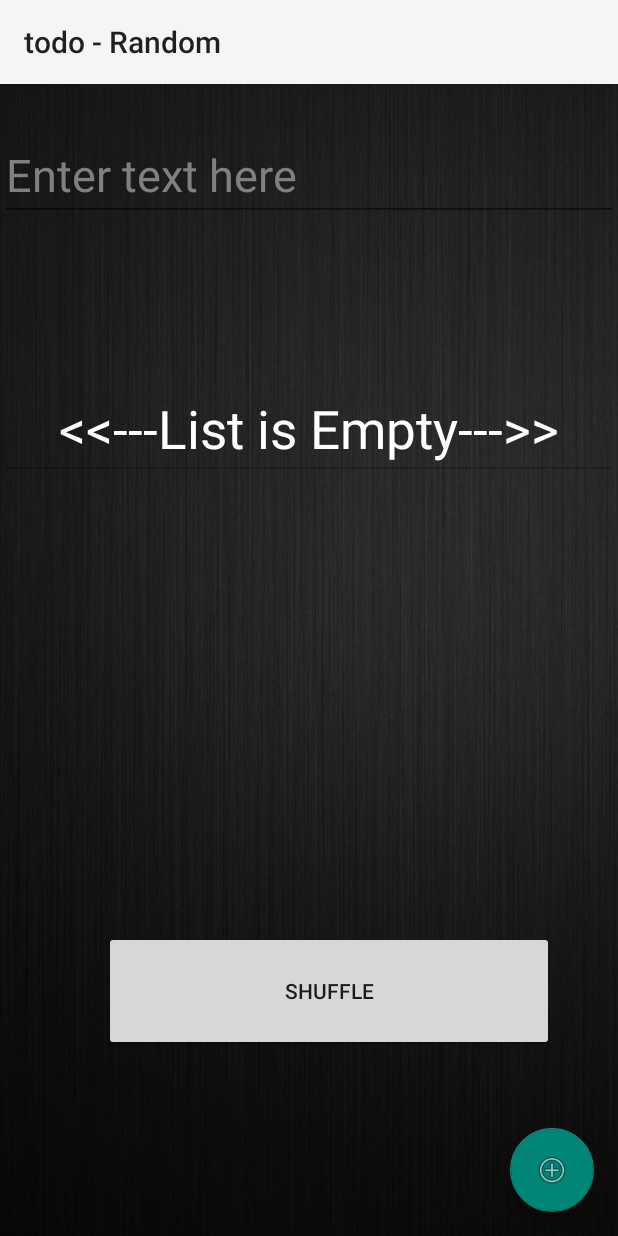
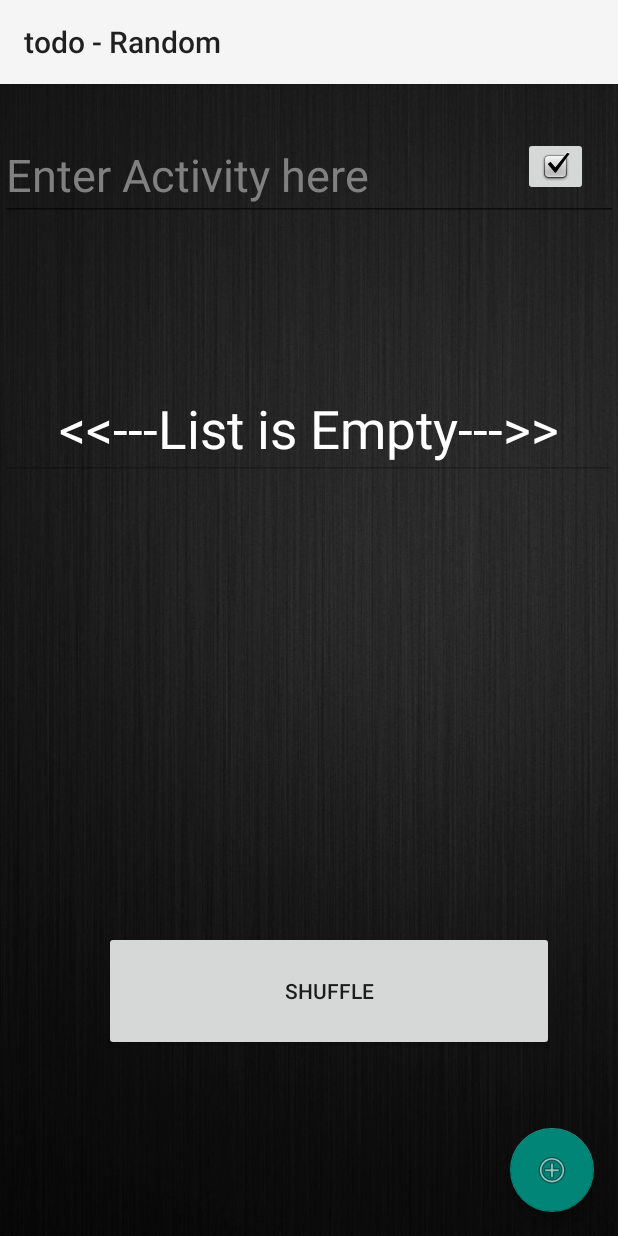
Before and after one commit to thathimanshu/todo_Random_app, an Android app: the screen it shows after launch (MainActivity), after a tap on an icon or button, on a phone screen of 412 x 824 dp. Run offline under Robolectric (Android 15) with nearby library versions, the phone set to English and light mode, and no system bars.

Commit message:
new Button to add to list

```diff
--- a/app/src/main/java/com/saini/alpha/MainActivity.java
+++ b/app/src/main/java/com/saini/alpha/MainActivity.java
@@ -9,19 +9,25 @@ import android.graphics.Color;
 import java.util.ArrayList;
 import android.view.View;
 import com.google.android.material.floatingactionbutton.FloatingActionButton;
+import android.view.inputmethod.InputMethodManager;
+import android.widget.ImageButton;
 import android.widget.Toast;
 import com.google.gson.Gson;
 import com.google.gson.reflect.TypeToken;
+import android.content.Context;
 
 public class MainActivity extends AppCompatActivity {
 
     private FloatingActionButton fab;
     private EditText inputField;
-
+    private ImageButton imageButton2;
     private static final String SHARED_PREFS_KEY = "MyPrefs";
     private static final String ARRAYLIST_KEY = "ArrayListKey";
     private static ArrayList<String> arr;
-
+    public boolean isInt(char ch){
+        int num = ch-'0';
+        return num >= 0 && num < 10;
+    }
     @Override
     protected void onCreate(Bundle savedInstanceState) {
         super.onCreate(savedInstanceState);
@@ -32,6 +38,7 @@ public class MainActivity extends AppCompatActivity {
 
         fab = findViewById(R.id.floatingActionButton);
         inputField = findViewById(R.id.inputField2);
+        imageButton2 = findViewById(R.id.imageButton2);
 
         EditText editText = findViewById(R.id.editTextText);
         editText.setText(idea());
@@ -40,15 +47,22 @@ public class MainActivity extends AppCompatActivity {
 
         fab.setOnClickListener(new View.OnClickListener() {
 
-            public boolean isInt(char ch){
-                int num = ch-'0';
-                return num >= 0 && num < 10;
-            }
+
             @Override
             public void onClick(View v) {
-                if (inputField.getVisibility() == View.VISIBLE) {
-
+                if (inputField.getVisibility() != View.VISIBLE) {
+                    imageButton2.setVisibility(View.VISIBLE);
+                    inputField.setVisibility(View.VISIBLE);
+                }
+            }
+        });
+        imageButton2.setOnClickListener(new View.OnClickListener() {
+            @Override
+            public void onClick(View v) {
                 String item = inputField.getText().toString().trim();
+                imageButton2.setVisibility(View.GONE);
+                InputMethodManager imm = (InputMethodManager) getSystemService(Context.INPUT_METHOD_SERVICE);
+                imm.hideSoftInputFromWindow(inputField.getWindowToken(), 0);
                 if(!item.isEmpty()){
                     if(isInt(item.charAt(0))){
                         int num = 0;
@@ -67,13 +81,10 @@ public class MainActivity extends AppCompatActivity {
 
                 inputField.setVisibility(View.GONE);
                 inputField.getText().clear();
-                } else {
-
-                    inputField.setVisibility(View.VISIBLE);
-
-                }
             }
         });
+
+
 
         Button button = findViewById(R.id.button);
         button.setOnClickListener(v -> {
--- a/app/src/main/res/layout/activity_main.xml
+++ b/app/src/main/res/layout/activity_main.xml
@@ -53,7 +53,7 @@
         android:layout_width="match_parent"
         android:layout_height="wrap_content"
         android:visibility="gone"
-        android:hint="Enter text here"
+        android:hint="Enter Activity here"
         android:textColor="#FFFFFF"
         android:textColorHint="#808080" />
 
@@ -71,4 +71,15 @@
         tools:layout_editor_absoluteX="350dp"
         tools:layout_editor_absoluteY="663dp" />
 
+    <ImageButton
+        android:id="@+id/imageButton2"
+        android:layout_width="wrap_content"
+        android:layout_height="wrap_content"
+        app:srcCompat="@android:drawable/checkbox_on_background"
+        app:layout_constraintTop_toTopOf="parent"
+        android:visibility="gone"
+        app:layout_constraintEnd_toEndOf="parent"
+        android:layout_marginEnd="20dp"
+        android:layout_marginTop="35dp" />
+
 </androidx.constraintlayout.widget.ConstraintLayout>
```
Lines whose indentation alone changed are shown as unchanged.
